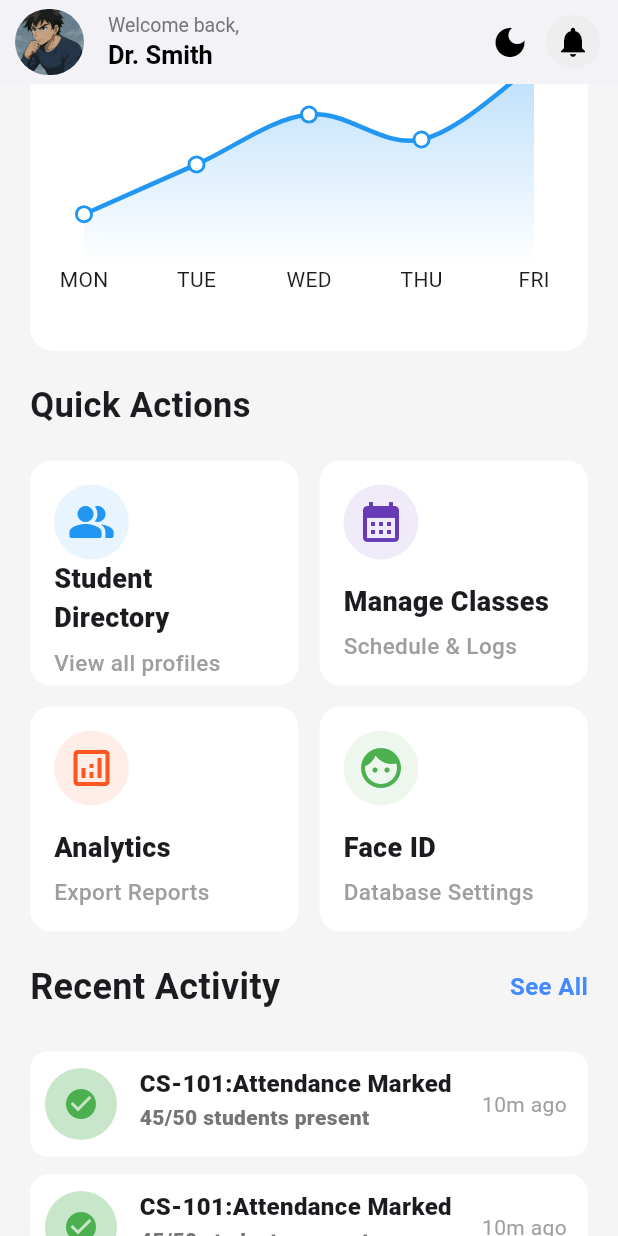
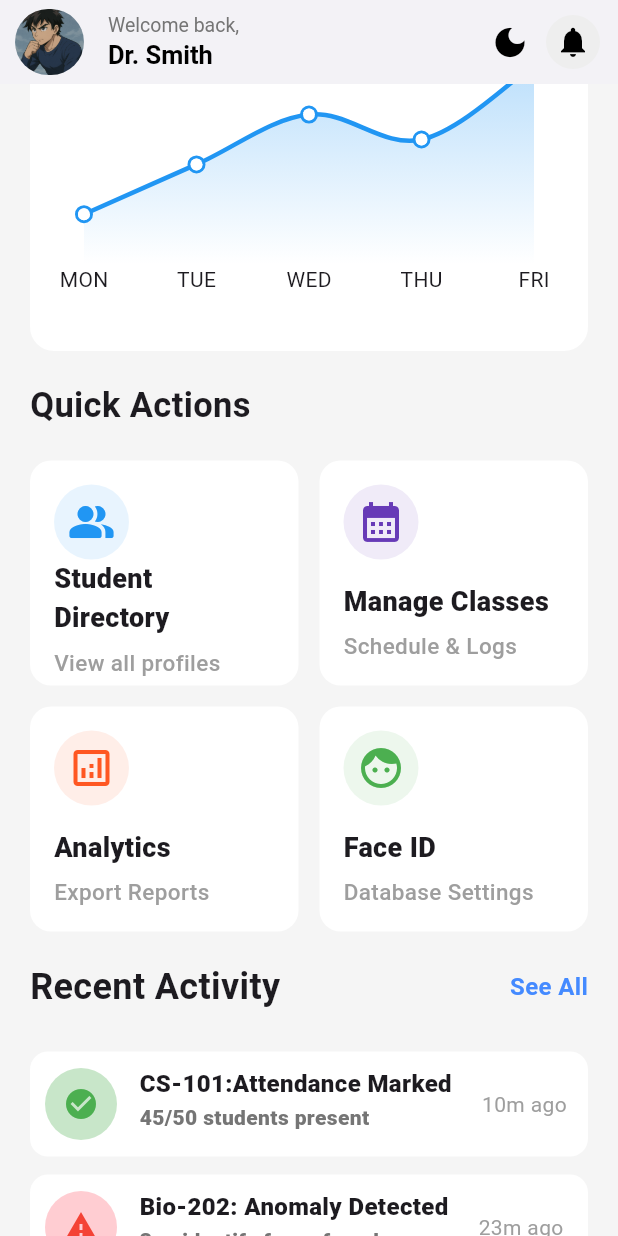
Before and after one commit to Shaurya0987/Ai-Face-Detection-Attendance-App, a Flutter app: the screen it shows after launch, scrolled down 576 dp, on a phone screen of 412 x 824 dp. Run offline on Flutter 3.47's test engine with Material 3 defaults, Android fonts, the phone set to English and light mode, and no system bars; drawn by our look-alikes of fl_chart; our stand-ins replace action_slider, google_fonts.

Commit message:
Teacher DashBoard Done

```diff
--- /dev/null
+++ b/lib/Screens/TeacherDashBoard/Components/RecentActivityContainer.dart
@@ -0,0 +1,41 @@
+import 'package:facedetectionapp/Screens/TeacherDashBoard/Components/ActivityContainer.dart';
+import 'package:flutter/material.dart';
+
+class RecentActivityContainer extends StatelessWidget {
+  const RecentActivityContainer({
+    super.key,
+  });
+
+  @override
+  Widget build(BuildContext context) {
+    return Column(
+      children: [
+        Padding(
+          padding: const EdgeInsets.symmetric(vertical: 20.0),
+          child: Row(
+            mainAxisAlignment: MainAxisAlignment.spaceBetween,
+            children: [
+              Text(
+                "Recent Activity",
+                style: TextStyle(
+                  fontSize: 24,
+                  fontWeight: FontWeight.bold,
+                ),
+              ),
+              Text(
+                "See All",
+                style: TextStyle(
+                  fontSize: 16,
+                  color: Colors.blueAccent,
+                  fontWeight: FontWeight.bold,
+                ),
+              ),
+            ],
+          ),
+        ),
+        ActivityContainer(title: 'CS-101:Attendance Marked', subtitle: '45/50 students present', icon: Icons.check_circle, time: '10m ago', IconColor: Colors.green, iconShade: Colors.green.shade100,),
+        ActivityContainer(title: 'Bio-202: Anomaly Detected', subtitle: '3 unidentify faces found', icon: Icons.warning, time: '23m ago', IconColor: Colors.red, iconShade: Colors.red.shade100,)
+      ],
+    );
+  }
+}
--- a/lib/Screens/TeacherDashBoard/TeacherDashBoard.dart
+++ b/lib/Screens/TeacherDashBoard/TeacherDashBoard.dart
@@ -1,12 +1,12 @@
-import 'package:facedetectionapp/Screens/TeacherDashBoard/Components/ActivityContainer.dart';
+
 import 'package:facedetectionapp/Screens/TeacherDashBoard/Components/AppBar.dart';
-import 'package:facedetectionapp/Screens/TeacherDashBoard/Components/AttendanceLineChart.dart';
 import 'package:facedetectionapp/Screens/TeacherDashBoard/Components/AttendanceTrends.dart';
 import 'package:facedetectionapp/Screens/TeacherDashBoard/Components/CardWIthChangeValue.dart';
 import 'package:facedetectionapp/Screens/TeacherDashBoard/Components/CardWithoutChangeValue.dart';
 import 'package:facedetectionapp/Screens/TeacherDashBoard/Components/Header.dart';
 import 'package:facedetectionapp/Screens/TeacherDashBoard/Components/QuickActionContainer.dart';
-import 'package:fl_chart/fl_chart.dart';
+import 'package:facedetectionapp/Screens/TeacherDashBoard/Components/RecentActivityContainer.dart';
+
 import 'package:flutter/material.dart';
 
 class TeacherDashboard extends StatefulWidget {
@@ -138,37 +138,9 @@ class _TeacherDashboardState extends State<TeacherDashboard> {
                   ),
                 ],
               ),
-              Column(
-                children: [
-                  Padding(
-                    padding: const EdgeInsets.symmetric(vertical: 20.0),
-                    child: Row(
-                      mainAxisAlignment: MainAxisAlignment.spaceBetween,
-                      children: [
-                        Text(
-                          "Recent Activity",
-                          style: TextStyle(
-                            fontSize: 24,
-                            fontWeight: FontWeight.bold,
-                          ),
-                        ),
-                        Text(
-                          "See All",
-                          style: TextStyle(
-                            fontSize: 16,
-                            color: Colors.blueAccent,
-                            fontWeight: FontWeight.bold,
-                          ),
-                        ),
-                      ],
-                    ),
-                  ),
-                  ActivityContainer(title: 'CS-101:Attendance Marked', subtitle: '45/50 students present', icon: Icons.check_circle, time: '10m ago', IconColor: Colors.green, iconShade: Colors.green.shade100,),
-                  ActivityContainer(title: 'CS-101:Attendance Marked', subtitle: '45/50 students present', icon: Icons.check_circle, time: '10m ago', IconColor: Colors.green, iconShade: Colors.green.shade100,)
-                ],
-              ),
+              RecentActivityContainer(),
 
-              SizedBox(height: 700),
+              SizedBox(height: 50),
             ],
           ),
         ),
```
